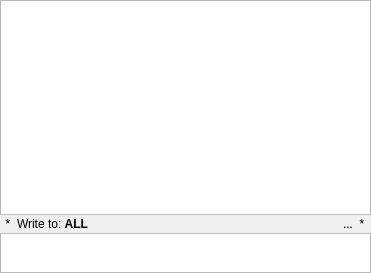
Before: the Qt Designer form src/GuiChat.ui in hwgao/beebeep, drawn with Qt 5.
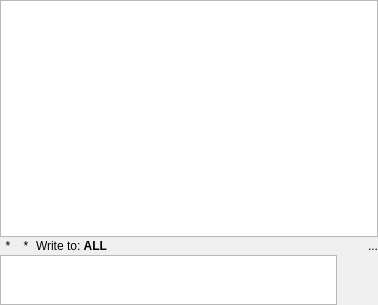
After: the same form once the commit is applied. Icons and pictures are not drawn. Custom widgets are drawn as their Qt base class.

Commit message: - Only an instance of BeeBEEP can started a time (to launch another one please copy the executable in other folder) - Send message button can be showed (or hided)

Patch:
```diff
--- a/src/GuiChat.ui
+++ b/src/GuiChat.ui
@@ -6,8 +6,8 @@
    <rect>
     <x>0</x>
     <y>0</y>
-    <width>371</width>
-    <height>273</height>
+    <width>378</width>
+    <height>305</height>
    </rect>
   </property>
   <property name="sizePolicy">
@@ -35,7 +35,7 @@
    <property name="spacing">
     <number>1</number>
    </property>
-   <item row="0" column="0" colspan="5">
+   <item row="0" column="0" colspan="2">
     <widget class="QTextBrowser" name="mp_teChat">
      <property name="minimumSize">
       <size>
@@ -54,7 +54,34 @@
      </property>
     </widget>
    </item>
-   <item row="1" column="0">
+   <item row="1" column="0" colspan="2">
+    <layout class="QHBoxLayout" name="horizontalLayout">
+     <property name="spacing">
+      <number>2</number>
+     </property>
+     <item>
+      <widget class="QLabel" name="mp_lPixSecure">
+       <property name="sizePolicy">
+        <sizepolicy hsizetype="Minimum" vsizetype="Minimum">
+         <horstretch>0</horstretch>
+         <verstretch>0</verstretch>
+        </sizepolicy>
+       </property>
+       <property name="minimumSize">
+        <size>
+         <width>16</width>
+         <height>16</height>
+        </size>
+       </property>
+       <property name="text">
+        <string>*</string>
+       </property>
+       <property name="alignment">
+        <set>Qt::AlignCenter</set>
+       </property>
+      </widget>
+     </item>
+     <item>
     <widget class="QLabel" name="mp_lPix">
      <property name="sizePolicy">
       <sizepolicy hsizetype="Minimum" vsizetype="Minimum">
@@ -76,7 +103,7 @@
      </property>
     </widget>
    </item>
-   <item row="1" column="1">
+     <item>
     <widget class="QLabel" name="mp_lTitle">
      <property name="sizePolicy">
       <sizepolicy hsizetype="Minimum" vsizetype="Preferred">
@@ -95,7 +122,7 @@
      </property>
     </widget>
    </item>
-   <item row="1" column="2">
+     <item>
     <widget class="QLabel" name="mp_lTimestamp">
      <property name="sizePolicy">
       <sizepolicy hsizetype="Expanding" vsizetype="Preferred">
@@ -111,29 +138,9 @@
      </property>
     </widget>
    </item>
-   <item row="1" column="3">
-    <widget class="QLabel" name="mp_lPixSecure">
-     <property name="sizePolicy">
-      <sizepolicy hsizetype="Minimum" vsizetype="Minimum">
-       <horstretch>0</horstretch>
-       <verstretch>0</verstretch>
-      </sizepolicy>
-     </property>
-     <property name="minimumSize">
-      <size>
-       <width>16</width>
-       <height>16</height>
-      </size>
-     </property>
-     <property name="text">
-      <string>*</string>
-     </property>
-     <property name="alignment">
-      <set>Qt::AlignCenter</set>
-     </property>
-    </widget>
+    </layout>
    </item>
-   <item row="2" column="0" colspan="5">
+   <item row="2" column="0">
     <widget class="GuiMessageEdit" name="mp_teMessage">
      <property name="sizePolicy">
       <sizepolicy hsizetype="Expanding" vsizetype="Fixed">
@@ -144,13 +151,13 @@
      <property name="minimumSize">
       <size>
        <width>200</width>
-       <height>0</height>
+       <height>50</height>
       </size>
      </property>
      <property name="maximumSize">
       <size>
        <width>16777215</width>
-       <height>40</height>
+       <height>50</height>
       </size>
      </property>
      <property name="html">
@@ -162,6 +169,44 @@
      </property>
     </widget>
    </item>
+   <item row="2" column="1">
+    <widget class="QPushButton" name="mp_pbSend">
+     <property name="sizePolicy">
+      <sizepolicy hsizetype="Fixed" vsizetype="Fixed">
+       <horstretch>0</horstretch>
+       <verstretch>0</verstretch>
+      </sizepolicy>
+     </property>
+     <property name="minimumSize">
+      <size>
+       <width>34</width>
+       <height>34</height>
+      </size>
+     </property>
+     <property name="maximumSize">
+      <size>
+       <width>50</width>
+       <height>50</height>
+      </size>
+     </property>
+     <property name="toolTip">
+      <string>Click to send message or just hit enter</string>
+     </property>
+     <property name="icon">
+      <iconset resource="beebeep.qrc">
+       <normaloff>:/images/send.png</normaloff>:/images/send.png</iconset>
+     </property>
+     <property name="iconSize">
+      <size>
+       <width>32</width>
+       <height>32</height>
+      </size>
+     </property>
+     <property name="flat">
+      <bool>true</bool>
+     </property>
+    </widget>
+   </item>
   </layout>
  </widget>
  <customwidgets>
```
Left out of the diff: 4 changed lines with no effect on the pictures. Lines whose indentation alone changed are shown as unchanged. The commit also changes 23 other files.
